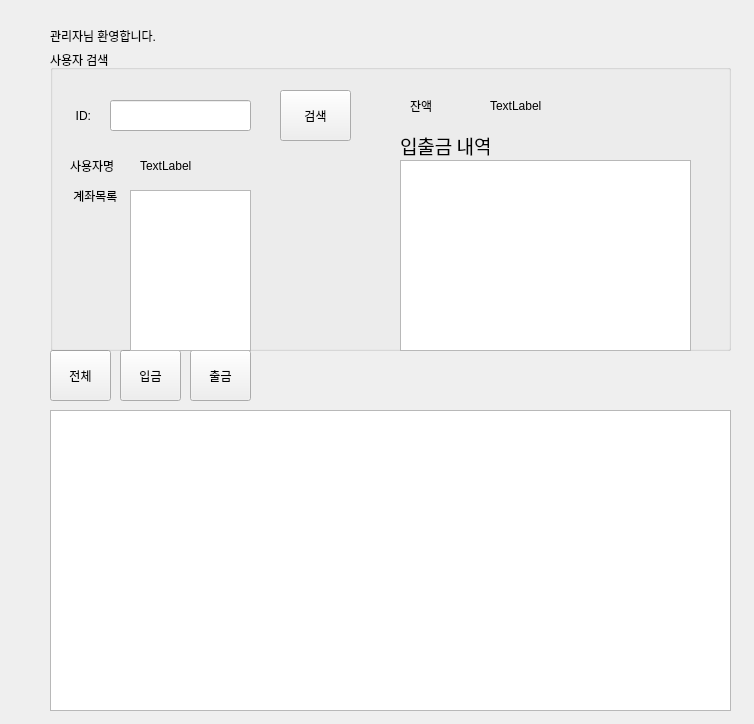
The window that QTbank/adminaccountdisplay.ui (vedaProject1/bankproject) describes before a commit, drawn with Qt 5.
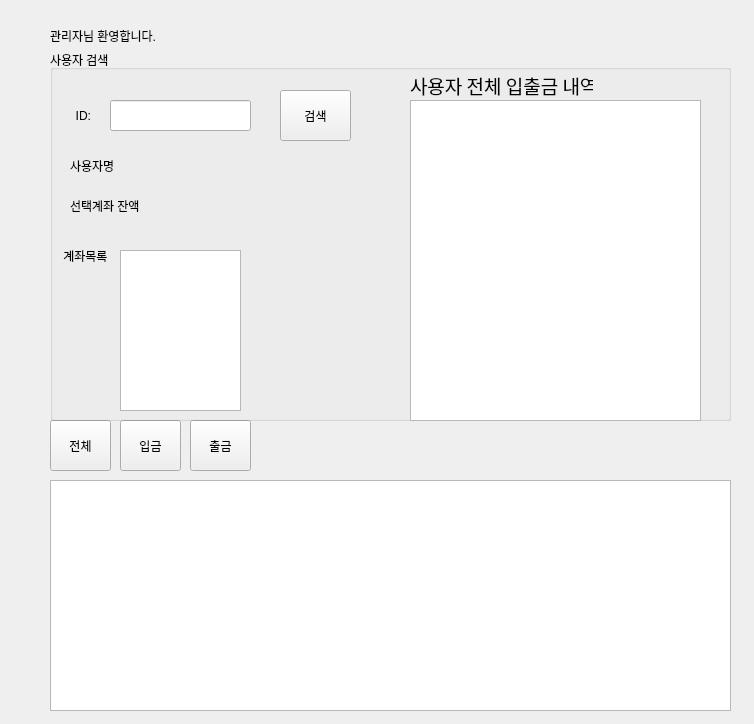
The same window after the commit.

The edit to the form file:
```diff
--- a/QTbank/adminaccountdisplay.ui
+++ b/QTbank/adminaccountdisplay.ui
@@ -30,7 +30,7 @@
    <property name="geometry">
     <rect>
      <x>120</x>
-     <y>350</y>
+     <y>420</y>
      <width>61</width>
      <height>51</height>
     </rect>
@@ -43,7 +43,7 @@
    <property name="geometry">
     <rect>
      <x>190</x>
-     <y>350</y>
+     <y>420</y>
      <width>61</width>
      <height>51</height>
     </rect>
@@ -56,7 +56,7 @@
    <property name="geometry">
     <rect>
      <x>50</x>
-     <y>350</y>
+     <y>420</y>
      <width>61</width>
      <height>51</height>
     </rect>
@@ -71,7 +71,7 @@
      <x>50</x>
      <y>50</y>
      <width>681</width>
-     <height>301</height>
+     <height>371</height>
     </rect>
    </property>
    <property name="title">
@@ -132,8 +132,8 @@
    <widget class="QLabel" name="label_4">
     <property name="geometry">
      <rect>
-      <x>20</x>
-      <y>130</y>
+      <x>10</x>
+      <y>190</y>
       <width>51</width>
       <height>31</height>
      </rect>
@@ -145,36 +145,36 @@
    <widget class="QLabel" name="label_6">
     <property name="geometry">
      <rect>
-      <x>360</x>
-      <y>40</y>
+      <x>20</x>
+      <y>140</y>
       <width>71</width>
       <height>31</height>
      </rect>
     </property>
     <property name="text">
-     <string>잔액</string>
+     <string>선택계좌 잔액</string>
     </property>
    </widget>
    <widget class="QLabel" name="userBalance">
     <property name="geometry">
      <rect>
-      <x>440</x>
-      <y>40</y>
+      <x>120</x>
+      <y>140</y>
       <width>151</width>
       <height>31</height>
      </rect>
     </property>
     <property name="text">
-     <string>TextLabel</string>
+     <string/>
     </property>
    </widget>
    <widget class="QGroupBox" name="groupBox_2">
     <property name="geometry">
      <rect>
-      <x>350</x>
-      <y>80</y>
+      <x>360</x>
+      <y>20</y>
       <width>291</width>
-      <height>221</height>
+      <height>351</height>
      </rect>
     </property>
     <property name="font">
@@ -184,7 +184,7 @@
      </font>
     </property>
     <property name="title">
-     <string>입출금 내역</string>
+     <string>사용자 전체 입출금 내역</string>
     </property>
     <widget class="QListView" name="userAccountTransaction">
      <property name="geometry">
@@ -192,7 +192,7 @@
        <x>0</x>
        <y>30</y>
        <width>291</width>
-       <height>191</height>
+       <height>321</height>
       </rect>
      </property>
     </widget>
@@ -200,21 +200,21 @@
    <widget class="QLabel" name="userName">
     <property name="geometry">
      <rect>
-      <x>90</x>
+      <x>120</x>
       <y>100</y>
       <width>131</width>
       <height>31</height>
      </rect>
     </property>
     <property name="text">
-     <string>TextLabel</string>
+     <string/>
     </property>
    </widget>
    <widget class="QListView" name="userAccountList">
     <property name="geometry">
      <rect>
-      <x>80</x>
-      <y>140</y>
+      <x>70</x>
+      <y>200</y>
       <width>121</width>
       <height>161</height>
      </rect>
@@ -225,9 +225,9 @@
    <property name="geometry">
     <rect>
      <x>50</x>
-     <y>410</y>
+     <y>480</y>
      <width>681</width>
-     <height>301</height>
+     <height>231</height>
     </rect>
    </property>
   </widget>
```
Left out of the diff: 17 changed lines with no effect on the pictures.
